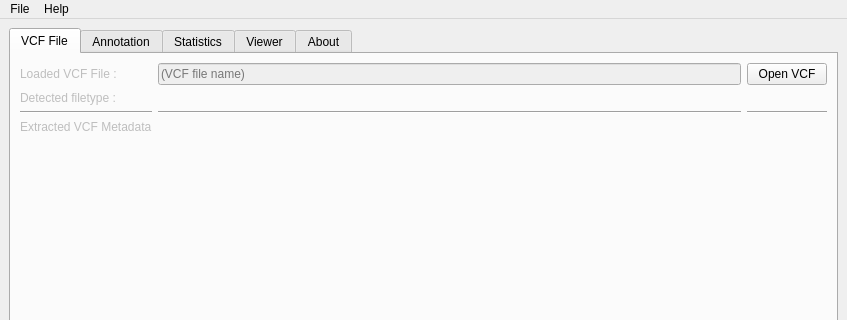
Qt form MetallaxisGui.ui (seanlaidlaw/Metallaxis) before a commit; both pictures show x 0 to 847 and y 0 to 320 of the 847 by 587 pixel window.
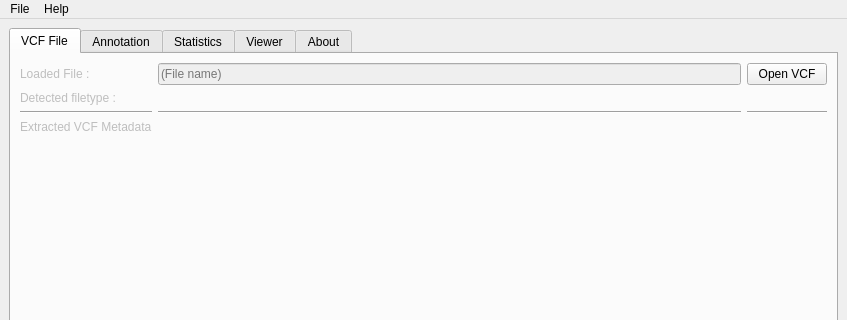
The same form after that commit.

Commit message: allow opening h5 from command line

What changed in the file:
```diff
--- a/MetallaxisGui.ui
+++ b/MetallaxisGui.ui
@@ -85,7 +85,7 @@
                <bool>true</bool>
               </property>
               <property name="placeholderText">
-               <string>(VCF file name)</string>
+               <string>(File name)</string>
               </property>
              </widget>
             </item>
@@ -95,7 +95,7 @@
                <bool>false</bool>
               </property>
               <property name="text">
-               <string>Loaded VCF File :</string>
+               <string>Loaded File :</string>
               </property>
              </widget>
             </item>
```
The commit also changes 1 other file.
